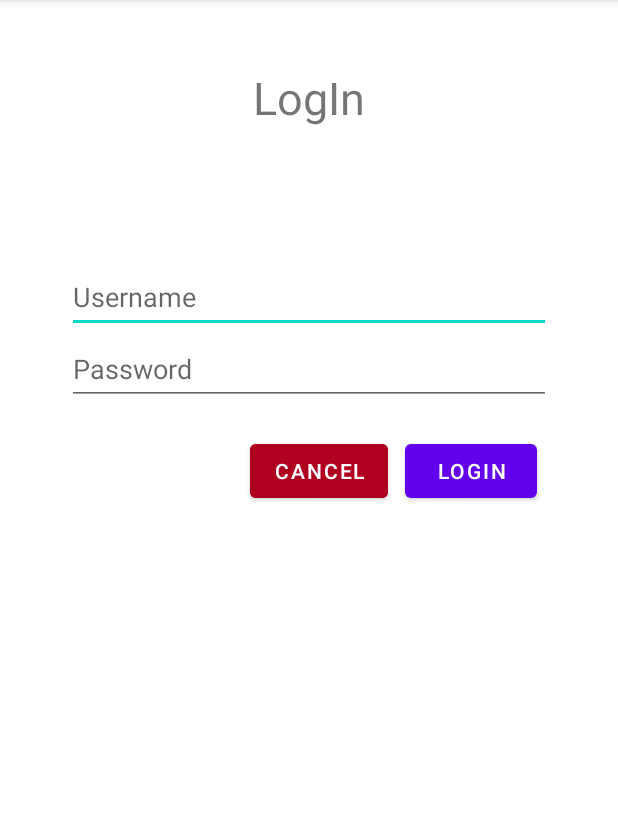
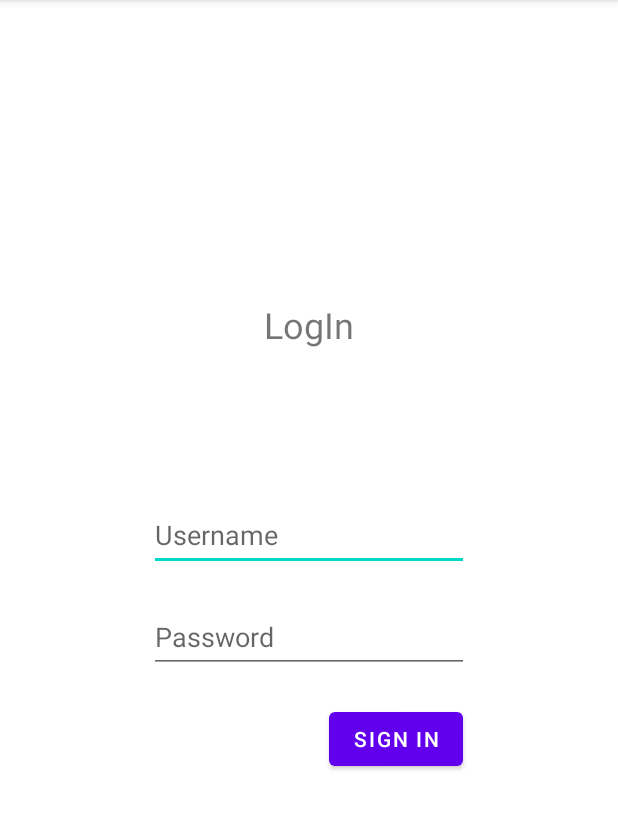
Before and after one commit to BartomeuHeer/Projecte_Frontend_Android, an Android app: the LoginActivity screen opened directly, with no data from a screen before it, on a phone screen of 412 x 824 dp, the part 84-914 px from its top. Run offline under Robolectric (Android 15) with nearby library versions, the light colour scheme and no system bars.

Commit message:
changed login activity layout to constraint-layout from relative layout

```diff
--- a/app/src/main/AndroidManifest.xml
+++ b/app/src/main/AndroidManifest.xml
@@ -42,7 +42,7 @@
             android:exported="false" />
         <activity
             android:name=".LandPageActivity"
-            android:exported="false"></activity>
+            android:exported="false"/>
         <activity
             android:name=".LoginActivity"
             android:exported="false" />
--- a/app/src/main/java/edu/upc/eetac/dsa/LoginActivity.java
+++ b/app/src/main/java/edu/upc/eetac/dsa/LoginActivity.java
@@ -23,7 +23,7 @@ public class LoginActivity extends AppCompatActivity {
     SharedPreferences sharedPref;
     SharedPreferences.Editor myEdit;
     private TextView userNameText, passText;
-    private Button logInBtn, cancelBtn;
+    private Button logInBtn;
     ApiInterface apiInterface;
 
     @Override
@@ -33,7 +33,7 @@ public class LoginActivity extends AppCompatActivity {
         userNameText = (TextView) findViewById(R.id.username);
         passText = (TextView) findViewById(R.id.password);
         logInBtn = (Button) findViewById(R.id.accept);
-        cancelBtn = (Button) findViewById(R.id.cancel);
+        //cancelBtn = (Button) findViewById(R.id.cancel);
         apiInterface = Api.getClient();
         sharedPref = getSharedPreferences("LoginData", Context.MODE_PRIVATE);
         myEdit = sharedPref.edit();
@@ -43,13 +43,13 @@ public class LoginActivity extends AppCompatActivity {
                 login();
             }
         });
-        cancelBtn.setOnClickListener(new View.OnClickListener() {
+        /*cancelBtn.setOnClickListener(new View.OnClickListener() {
             @Override
             public void onClick(View v) {
                 cancel();
             }
         });
-
+*/
     }
 
     private void login() {
@@ -80,10 +80,10 @@ public class LoginActivity extends AppCompatActivity {
 
     }
 
-    private void cancel(){
+    /*private void cancel(){
         Intent intent = new Intent(this, LandPageActivity.class);
         startActivity(intent);
-    }
+    }*/
     private void openMenuActivity(){
         Intent intent = new Intent(this, MenuActivity.class);
         startActivity(intent);
--- a/app/src/main/res/layout/activity_login.xml
+++ b/app/src/main/res/layout/activity_login.xml
@@ -1,58 +1,57 @@
 <?xml version="1.0" encoding="utf-8"?>
-<RelativeLayout xmlns:android="http://schemas.android.com/apk/res/android"
+<androidx.constraintlayout.widget.ConstraintLayout xmlns:android="http://schemas.android.com/apk/res/android"
+    xmlns:app="http://schemas.android.com/apk/res-auto"
+    xmlns:tools="http://schemas.android.com/tools"
     android:layout_width="match_parent"
-    android:layout_height="match_parent"
-    android:padding="20pt" >
+    android:layout_height="wrap_content">
 
 
     <TextView
-        android:id="@+id/title"
-        android:layout_width="match_parent"
+        android:id="@+id/textView8"
+        android:layout_width="wrap_content"
         android:layout_height="wrap_content"
-        android:layout_marginBottom="40pt"
-        android:gravity="center"
+        android:layout_marginTop="200dp"
         android:text="@string/logIn_btn"
-        android:textSize="30sp" />
+        android:textSize="24sp"
+        app:layout_constraintEnd_toEndOf="parent"
+        app:layout_constraintStart_toStartOf="parent"
+        app:layout_constraintTop_toTopOf="parent" />
 
     <EditText
         android:id="@+id/username"
-        android:layout_width="match_parent"
+        android:layout_width="wrap_content"
         android:layout_height="wrap_content"
-        android:layout_below="@id/title"
-        android:autofillHints="name"
-        android:gravity="center_vertical"
+        android:layout_marginTop="100dp"
+        android:ems="10"
         android:hint="@string/username"
-        android:inputType="text"
-        android:minHeight="48dp" />
+        android:inputType="textPersonName"
+        android:minHeight="48dp"
+        app:layout_constraintEnd_toEndOf="parent"
+        app:layout_constraintStart_toStartOf="parent"
+        app:layout_constraintTop_toBottomOf="@+id/textView8" />
 
     <EditText
         android:id="@+id/password"
-        android:layout_width="match_parent"
+        android:layout_width="wrap_content"
         android:layout_height="wrap_content"
-        android:layout_below="@id/username"
-        android:autofillHints="name"
+        android:layout_marginTop="20dp"
+        android:ems="10"
         android:hint="@string/password"
         android:inputType="textPassword"
-        android:minHeight="48dp" />
+        android:minHeight="48dp"
+        app:layout_constraintEnd_toEndOf="parent"
+        app:layout_constraintStart_toStartOf="parent"
+        app:layout_constraintTop_toBottomOf="@+id/username" />
 
     <Button
         android:id="@+id/accept"
         android:layout_width="wrap_content"
         android:layout_height="wrap_content"
-        android:layout_below="@id/password"
         android:layout_marginTop="20dp"
-        android:layout_toEndOf="@id/cancel"
-        android:text="LOGIN" />
-
-    <Button
-        android:layout_width="wrap_content"
-        android:layout_height="wrap_content"
-        android:id="@+id/cancel"
-        android:text="CANCEL"
-        android:backgroundTint="@color/design_default_color_error"
-        android:layout_below="@id/password"
-        android:layout_marginTop="20dp"
-        android:layout_marginEnd="5pt"
-        android:layout_marginStart="55pt"/>
-
-</RelativeLayout>
+        android:text="@string/sign_in"
+        app:layout_constraintBottom_toBottomOf="parent"
+        app:layout_constraintEnd_toEndOf="parent"
+        app:layout_constraintHorizontal_bias="0.68"
+        app:layout_constraintStart_toStartOf="parent"
+        app:layout_constraintTop_toBottomOf="@+id/password" />
+</androidx.constraintlayout.widget.ConstraintLayout>
--- a/app/src/main/res/values/strings.xml
+++ b/app/src/main/res/values/strings.xml
@@ -24,8 +24,8 @@
     <string name="language_es">Spanish</string>
     <string name="language_english">English</string>
     <string name="language_catalan">Catalan</string>
-
-
+    <!-- LogIn page -->
+    <string name="sign_in">Sign In</string>
     <!-- Strings used for fragments for navigation -->
     <string name="first_fragment_label">First Fragment</string>
     <string name="second_fragment_label">Second Fragment</string>
```
Also changed, not shown: 2 other files.
